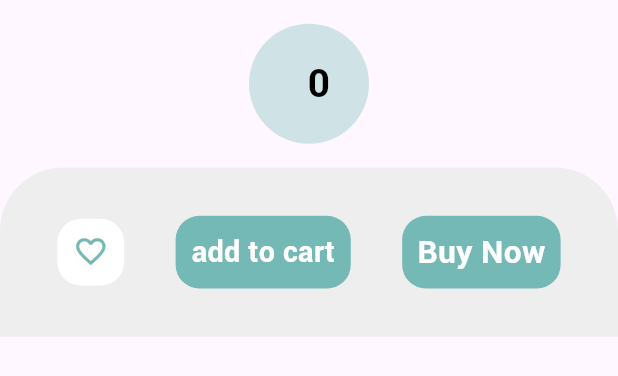
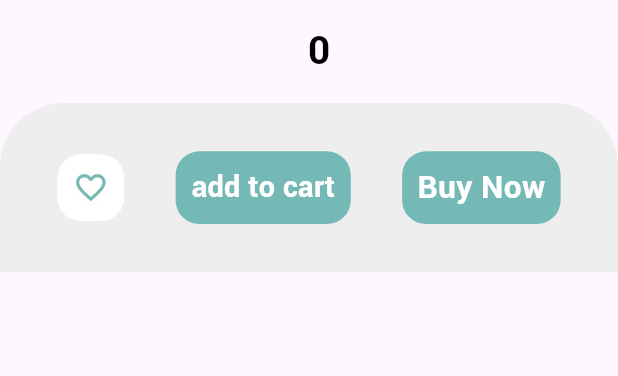
Before and after one commit to shadu-rz/Flavofleet, a Flutter app: the NavbarRecoFoodDetails widget shown alone on an empty page, opened directly with empty values, on a phone screen of 412 x 824 dp. Shown: the top 376 px of the screen. Run offline on Flutter 3.47's test engine with Material 2 defaults, Android fonts, the phone set to English and light mode, and no system bars; our stand-ins replace cloud_firestore, firebase_auth, firebase_core, firebase_storage, get, google_sign_in and 1 more; missing offline and left inert: flutter_stripe; accounts and stored records are empty; network calls fail.

Commit message:
circle avatar removed from navbar rec food details

```diff
--- a/lib/Widgets/navbar_reco_food_details.dart
+++ b/lib/Widgets/navbar_reco_food_details.dart
@@ -59,14 +59,10 @@ class _NavbarRecoFoodDetailsState extends State<NavbarRecoFoodDetails> {
                   vertical: Dimensions.width10 / 2,
                 ),
 
-                child: CircleAvatar(
-                  backgroundColor: Color.fromARGB(86, 116, 185, 181),
-                  radius: 40,
-                  child: BigText(
-                    text: "₹ ${widget.snap['price']}",
-                    color: const Color.fromARGB(255, 0, 0, 0),
-                    size: Dimensions.font26,
-                  ),
+                child: BigText(
+                  text: "₹ ${widget.snap['price']}",
+                  color: const Color.fromARGB(255, 0, 0, 0),
+                  size: Dimensions.font26,
                 ),
               ),
             ],
```
